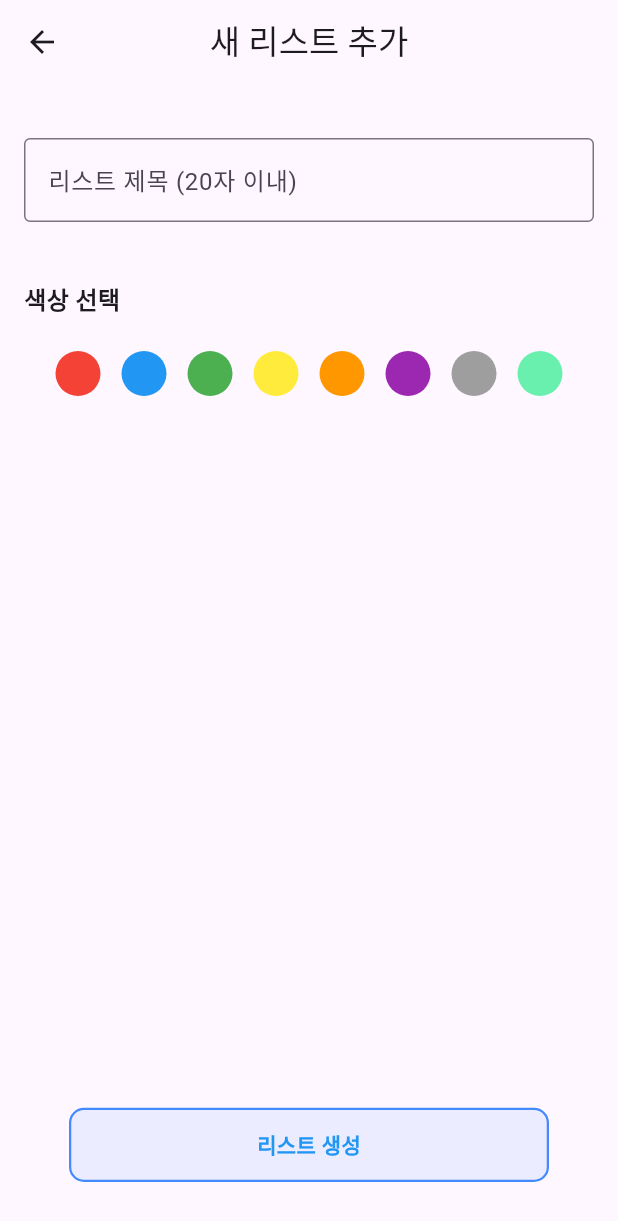
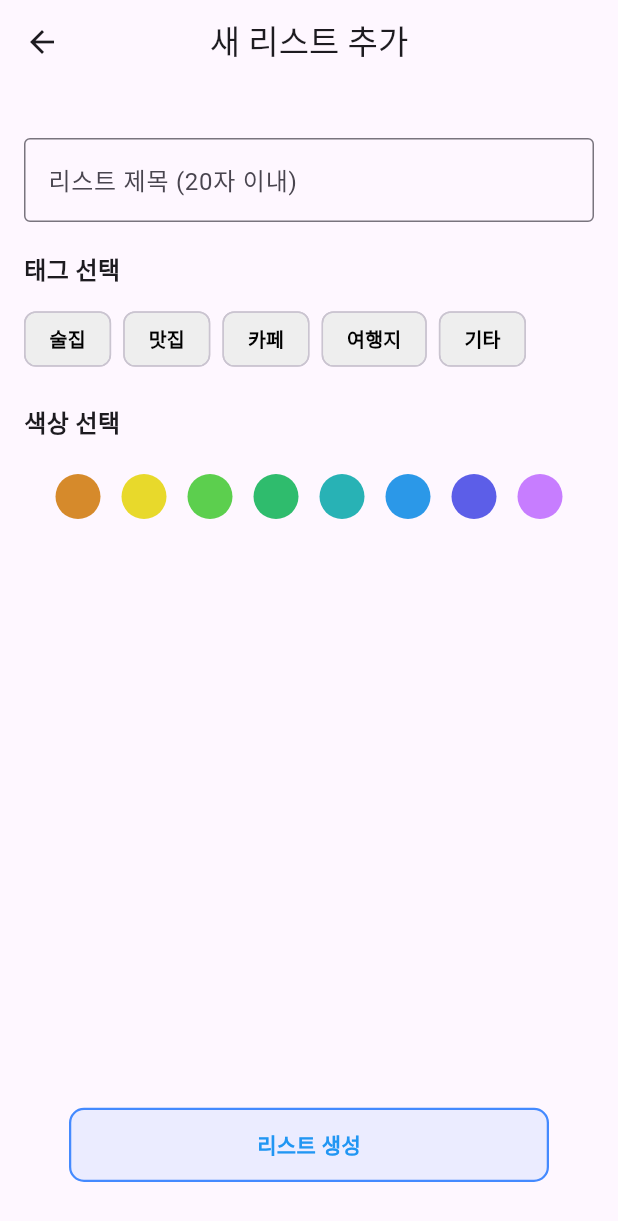
Before and after one commit to 2GS-LuckyTon/Pinmate_FE, a Flutter app: the MakeListScreen screen opened directly, on a phone screen of 412 x 824 dp. Shown: the top 1221 px of the screen. Run offline on Flutter 3.47's test engine with Material 3 defaults, Android fonts, the phone set to English and light mode, and no system bars; our stand-ins replace flutter_screenutil, google_maps_flutter, location, shared_preferences; accounts and stored records are empty.

Commit message:
feat pin information

```diff
--- a/lib/screen/mainfunction/saved/make_list_screen.dart
+++ b/lib/screen/mainfunction/saved/make_list_screen.dart
@@ -13,15 +13,24 @@ class _MakeListScreenState extends State<MakeListScreen> {
   final TextEditingController _titleController = TextEditingController();
   Color? selectedColor;
   final List<Color> colorOptions = [
-    Colors.red, Colors.blue, Colors.green, Colors.yellow,
-    Colors.orange, Colors.purple, Colors.grey, Colors.greenAccent,
+    Color(0xFFD68A2B), // 20
+    Color(0xFFE8D92B), // 60
+    Color(0xFF5CCF4E), // 100
+    Color(0xFF2FBC6D), // 140
+    Color(0xFF28B2B5), // 180
+    Color(0xFF2B98E8), // 220
+    Color(0xFF5C5EE8), // 260
+    Color(0xFFC77DFF), // 300
   ];
   String? errorText;
 
+  final List<String> tags = ["술집", "맛집", "카페", "여행지", "기타"];
+  String? _selectedTag;
+
   Future<void> _createList() async {
-    if (_titleController.text.isEmpty) {
+    if (_titleController.text.isEmpty || _selectedTag == null) {
       setState(() {
-        errorText = "빈칸입니다!";
+        errorText = _titleController.text.isEmpty ? "빈칸입니다!" : "태그를 선택하세요!";
       });
       return;
     }
@@ -31,12 +40,14 @@ class _MakeListScreenState extends State<MakeListScreen> {
     });
 
     final chosenColor = selectedColor?.value.toString() ?? Colors.blue.value.toString();
+
     // POST request
     final response = await http.post(
       Uri.parse('https://your-api-url.com/api/list'),
       body: {
         'title': _titleController.text,
         'color': chosenColor,
+        'tag': _selectedTag!,
       },
     );
 
@@ -75,7 +86,32 @@ class _MakeListScreenState extends State<MakeListScreen> {
                     errorText: errorText,
                   ),
                 ),
-                SizedBox(height: 40),
+                SizedBox(height: 20),
+                Text("태그 선택", style: TextStyle(fontSize: 16, fontWeight: FontWeight.bold)),
+                SizedBox(height: 10),
+                Wrap(
+                  spacing: 8,
+                  children: tags.map((tag) {
+                    final isSelected = _selectedTag == tag;
+                    return ChoiceChip(
+                      label: Text(tag),
+                      selected: isSelected,
+                      onSelected: (selected) {
+                        setState(() {
+                          _selectedTag = selected ? tag : null;
+                        });
+                      },
+                      selectedColor: Colors.blueAccent,
+                      backgroundColor: Colors.grey[200],
+                      labelStyle: TextStyle(
+                        fontSize: 13,
+                        color: isSelected ? Colors.white : Colors.black,
+                        fontWeight: FontWeight.bold,
+                      ),
+                    );
+                  }).toList(),
+                ),
+                SizedBox(height: 20),
                 Text("색상 선택", style: TextStyle(fontSize: 16, fontWeight: FontWeight.bold)),
                 SizedBox(height: 20),
                 Center(
```
Also changed, not shown: lib/screen/mainfunction/nerarby/nearby_api.dart (+6 -1 lines), lib/screen/mainfunction/nerarby/nearby_screen.dart (+139 -46 lines), lib/screen/mainfunction/nerarby/place_save_dialog.dart (added, +79 -0 lines), lib/screen/mainfunction/nerarby/select_list_dropdown.dart (added, +57 -0 lines).
